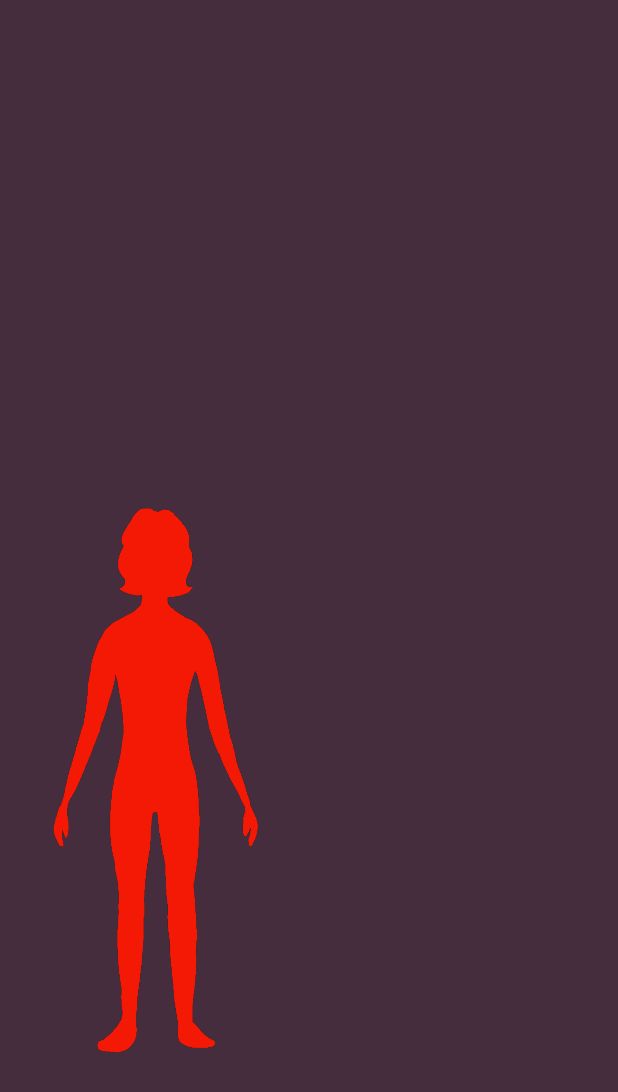
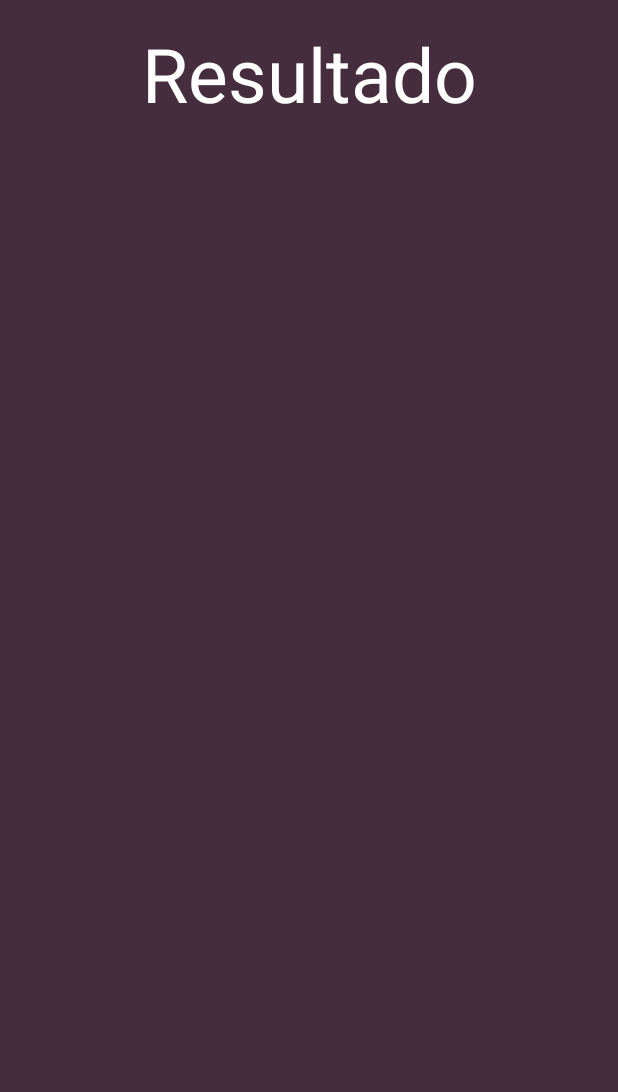
Before and after one commit to LuciaES24/CalculadoraIMC, an Android app: the layout activity_imcresultado.xml on its own in the app's theme, with its tools: preview values and no code run, on a phone screen of 412 x 824 dp. Shown: the top 1092 px of the screen. Run offline under Robolectric (Android 15) with nearby library versions, the phone set to English and light mode, and no system bars.

Commit message:
IMCResultado

```diff
--- a/app/src/main/res/layout/activity_imcactivity.xml
+++ b/app/src/main/res/layout/activity_imcactivity.xml
@@ -121,7 +121,6 @@
                 android:id="@+id/barra"
                 android:layout_width="match_parent"
                 android:layout_height="wrap_content"
-                android:stepSize="1"
                 android:valueFrom="60"
                 android:valueTo="300"/>
         </LinearLayout>
--- a/app/src/main/res/layout/activity_imcresultado.xml
+++ b/app/src/main/res/layout/activity_imcresultado.xml
@@ -10,23 +10,30 @@
         android:layout_width="match_parent"
         android:layout_height="match_parent"
         android:orientation="vertical">
-
         <TextView
+            android:layout_width="match_parent"
+            android:layout_height="100sp"
+            android:text="@string/ResultadoIMC"
+            android:textColor="@color/white"
+            android:textSize="50sp"
+            android:paddingTop="15sp"
+            android:textAlignment="center"/>
+    </LinearLayout>
+       <!-- <TextView
             android:id="@+id/mostrarResultado"
             android:layout_width="match_parent"
             android:layout_height="147dp"
-            android:layout_marginTop="110dp"
+
             android:editable="false"></TextView>
 
         <ImageView
             android:id="@+id/imagenResultado"
-            android:layout_width="207dp"
+            android:layout_width="359dp"
             android:layout_height="366dp"
             android:layout_marginTop="80dp"
-            android:src="@drawable/imcbajo"
             app:layout_constraintTop_toBottomOf="@id/mostrarResultado"
             tools:layout_editor_absoluteX="100dp" />
-    </LinearLayout>
+    -->
 
 
 </androidx.constraintlayout.widget.ConstraintLayout>
--- a/app/src/main/res/values/strings.xml
+++ b/app/src/main/res/values/strings.xml
@@ -40,4 +40,5 @@
     <string name="calculadora_lucia">Calculadora Lucia</string>
     <string name="imc1">IMC</string>
     <string name="salir">Salir</string>
+    <string name="ResultadoIMC">Resultado</string>
 </resources>
```
